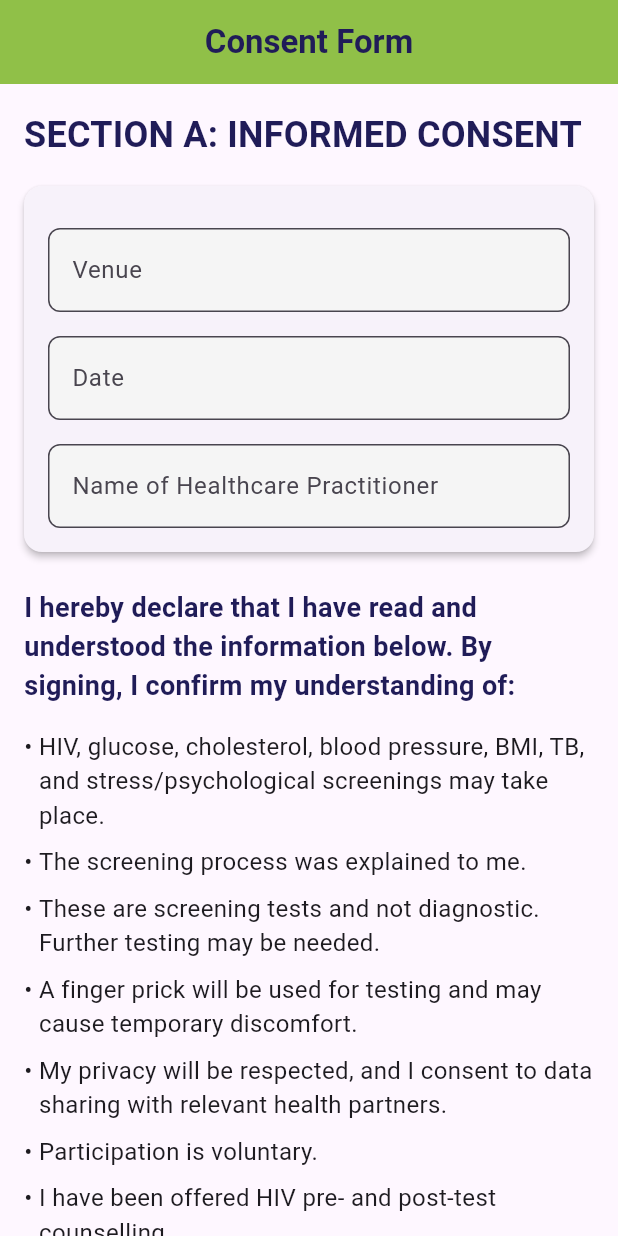
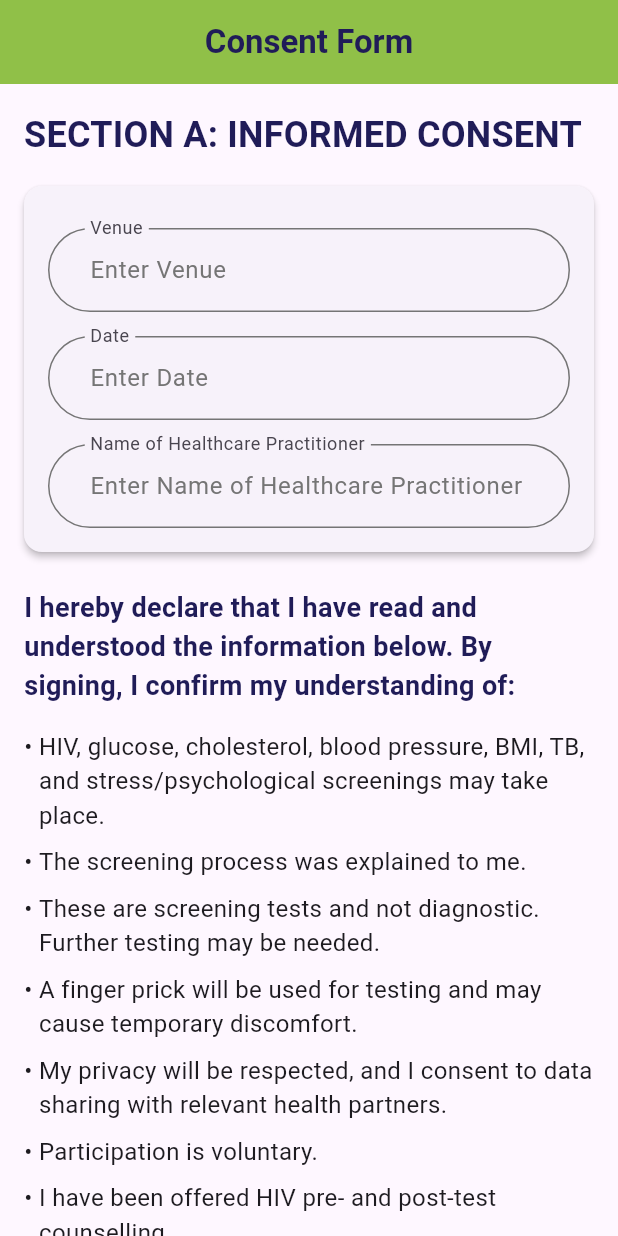
Before and after one commit to munashethedeveloper/kenwell_health_app, a Flutter app: the ConsentScreen screen opened directly with empty values, on a phone screen of 412 x 824 dp. Run offline on Flutter 3.47's test engine with Material 3 defaults, Android fonts, the phone set to English and light mode, and no system bars; our stand-ins replace cloud_firestore, firebase_auth, flutter_svg, package_info_plus, shared_preferences, signature and 1 more; accounts and stored records are empty.

Commit message:
Refactor: Improve consent form text field styling
Co-authored-by: munashethedeveloper <munashethedeveloper@gmail.com>

```diff
--- a/lib/ui/features/consent_form/widgets/consent_screen.dart
+++ b/lib/ui/features/consent_form/widgets/consent_screen.dart
@@ -258,22 +258,36 @@ class ConsentScreen extends StatelessWidget {
   }
 
   // ===== Helpers =====
+    static const OutlineInputBorder _authOutlineInputBorder = OutlineInputBorder(
+      borderSide: BorderSide(color: Color(0xFF757575)),
+      borderRadius: BorderRadius.all(Radius.circular(100)),
+    );
+
     static Widget _buildTextField(
-      TextEditingController controller, String labelText,
-      {bool readOnly = false, VoidCallback? onTap}) {
+      TextEditingController controller,
+      String labelText, {
+      bool readOnly = false,
+      VoidCallback? onTap,
+    }) {
       return TextFormField(
         controller: controller,
         readOnly: readOnly,
         onTap: onTap,
+        validator: (val) =>
+            (val == null || val.isEmpty) ? 'Please enter $labelText' : null,
         decoration: InputDecoration(
           labelText: labelText,
+          floatingLabelBehavior: FloatingLabelBehavior.always,
           hintText: 'Enter $labelText',
-        border: OutlineInputBorder(borderRadius: BorderRadius.circular(8)),
-        filled: true,
-        fillColor: Colors.grey[100],
+          hintStyle: const TextStyle(color: Color(0xFF757575)),
+          contentPadding:
+              const EdgeInsets.symmetric(horizontal: 24, vertical: 16),
+          border: _authOutlineInputBorder,
+          enabledBorder: _authOutlineInputBorder,
+          focusedBorder: _authOutlineInputBorder.copyWith(
+            borderSide: const BorderSide(color: Color(0xFFFF7643)),
           ),
-      validator: (val) =>
-          (val == null || val.isEmpty) ? 'Please enter $labelText' : null,
+        ),
       );
     }
 
```
Lines whose indentation alone changed are shown as unchanged.
